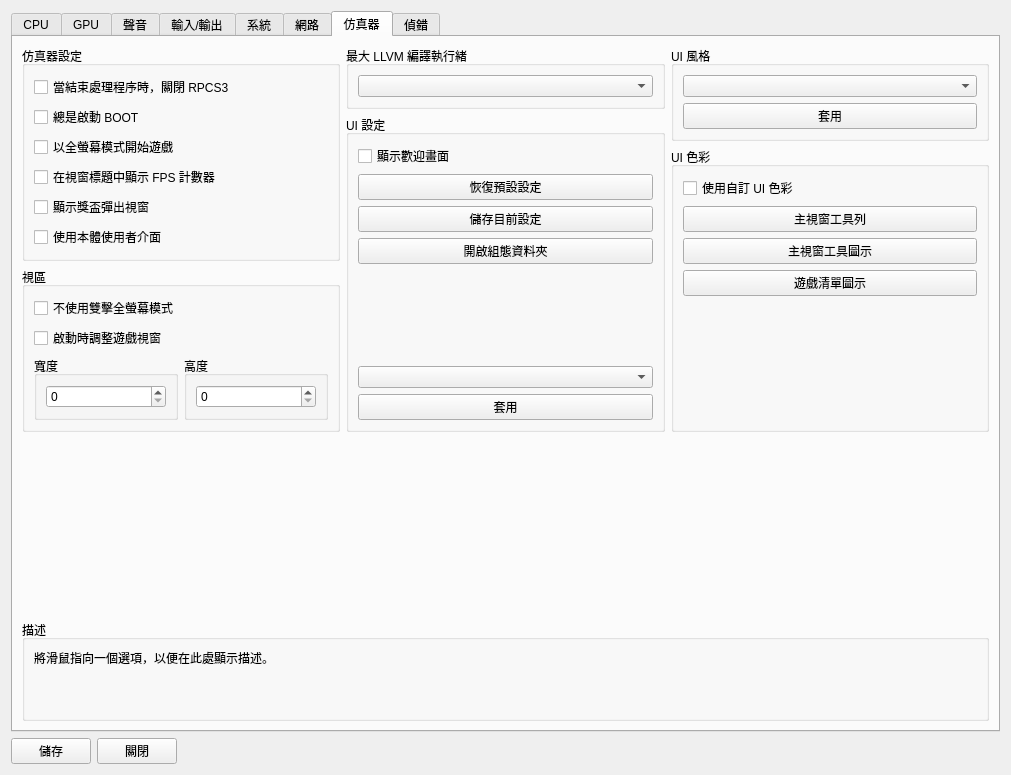
The window that rpcs3/rpcs3qt/settings_dialog.ui (RPCS3/rpcs3) describes before a commit, drawn with Qt 5.
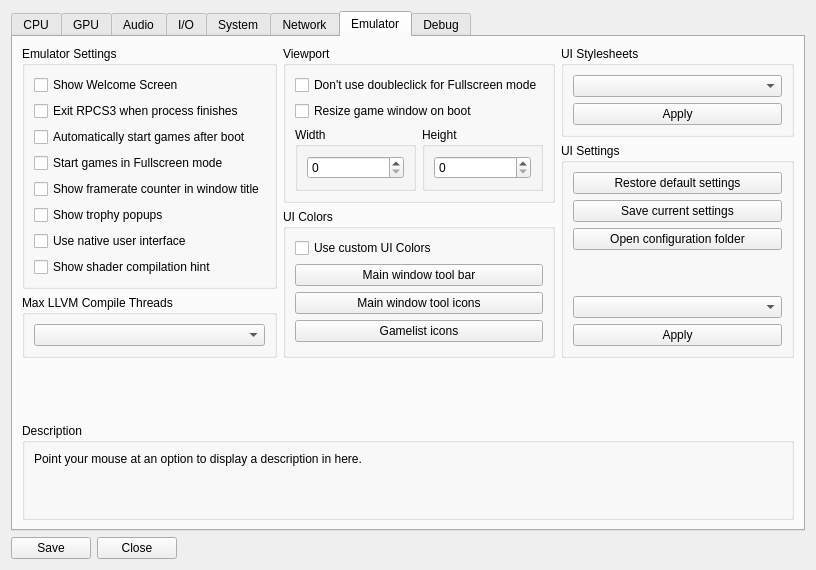
The same window after the commit. The open tabs and pages were chosen to show the change. Icons and pictures are not drawn.

Commit message: 還原原文以便主線合併。

The edit to the form file:
```diff
--- a/rpcs3/rpcs3qt/settings_dialog.ui
+++ b/rpcs3/rpcs3qt/settings_dialog.ui
@@ -6,8 +6,8 @@
    <rect>
     <x>0</x>
     <y>0</y>
-    <width>1011</width>
-    <height>775</height>
+    <width>816</width>
+    <height>570</height>
    </rect>
   </property>
   <property name="sizePolicy">
@@ -737,7 +737,7 @@
      </widget>
      <widget class="QWidget" name="audioTab">
       <attribute name="title">
-       <string>聲音</string>
+       <string>Audio</string>
       </attribute>
       <layout class="QVBoxLayout" name="verticalLayout_26">
        <item>
@@ -860,7 +860,7 @@
      </widget>
      <widget class="QWidget" name="inputTab">
       <attribute name="title">
-       <string>輸入/輸出</string>
+       <string>I/O</string>
       </attribute>
       <layout class="QVBoxLayout" name="verticalLayout_32">
        <item>
@@ -995,7 +995,7 @@
      </widget>
      <widget class="QWidget" name="systemTab">
       <attribute name="title">
-       <string>系統</string>
+       <string>System</string>
       </attribute>
       <layout class="QVBoxLayout" name="verticalLayout_37">
        <item>
@@ -1132,7 +1132,7 @@
      </widget>
      <widget class="QWidget" name="networkTab">
       <attribute name="title">
-       <string>網路</string>
+       <string>Network</string>
       </attribute>
       <layout class="QVBoxLayout" name="verticalLayout_40">
        <item>
@@ -1218,7 +1218,7 @@
      </widget>
      <widget class="QWidget" name="emulatorTab">
       <attribute name="title">
-       <string>仿真器</string>
+       <string>Emulator</string>
       </attribute>
       <layout class="QVBoxLayout" name="verticalLayout_46">
        <item>
@@ -1228,71 +1228,117 @@
            <item>
             <widget class="QGroupBox" name="groupBox_55">
              <property name="title">
-              <string>仿真器設定</string>
+              <string>Emulator Settings</string>
              </property>
              <layout class="QVBoxLayout" name="verticalLayout_41">
+              <item>
+               <widget class="QCheckBox" name="cb_show_welcome">
+                <property name="text">
+                 <string>Show Welcome Screen</string>
+                </property>
+               </widget>
+              </item>
               <item>
                <widget class="QCheckBox" name="exitOnStop">
                 <property name="text">
-                 <string>當結束處理程序時，關閉 RPCS3</string>
+                 <string>Exit RPCS3 when process finishes</string>
                 </property>
                </widget>
               </item>
               <item>
                <widget class="QCheckBox" name="alwaysStart">
                 <property name="text">
-                 <string>總是啟動 BOOT</string>
+                 <string>Automatically start games after boot</string>
                 </property>
                </widget>
               </item>
               <item>
                <widget class="QCheckBox" name="startGameFullscreen">
                 <property name="text">
-                 <string>以全螢幕模式開始遊戲</string>
+                 <string>Start games in Fullscreen mode</string>
                 </property>
                </widget>
               </item>
               <item>
                <widget class="QCheckBox" name="showFPSInTitle">
                 <property name="text">
-                 <string>在視窗標題中顯示 FPS 計數器</string>
+                 <string>Show framerate counter in window title</string>
                 </property>
                </widget>
               </item>
               <item>
                <widget class="QCheckBox" name="showTrophyPopups">
                 <property name="text">
-                 <string>顯示獎盃彈出視窗</string>
+                 <string>Show trophy popups</string>
                 </property>
                </widget>
               </item>
               <item>
                <widget class="QCheckBox" name="useNativeInterface">
                 <property name="text">
-                 <string>使用本體使用者介面</string>
+                 <string>Use native user interface</string>
                 </property>
                </widget>
               </item>
+              <item>
+               <widget class="QCheckBox" name="showShaderCompilationHint">
+                <property name="text">
+                 <string>Show shader compilation hint</string>
+                </property>
+               </widget>
+              </item>
+              <item>
+               <spacer name="verticalSpacer_13">
+                <property name="orientation">
+                 <enum>Qt::Vertical</enum>
+                </property>
+                <property name="sizeType">
+                 <enum>QSizePolicy::MinimumExpanding</enum>
+                </property>
+                <property name="sizeHint" stdset="0">
+                 <size>
+                  <width>0</width>
+                  <height>0</height>
+                 </size>
+                </property>
+               </spacer>
+              </item>
              </layout>
             </widget>
            </item>
+           <item>
+            <widget class="QGroupBox" name="gb_max_llvm">
+             <property name="title">
+              <string>Max LLVM Compile Threads</string>
+             </property>
+             <layout class="QVBoxLayout" name="verticalLayout_63">
+              <item>
+               <widget class="QComboBox" name="maxLLVMThreads"/>
+              </item>
+             </layout>
+            </widget>
+           </item>
+          </layout>
+         </item>
+         <item>
+          <layout class="QVBoxLayout" name="verticalLayout_60">
            <item>
             <widget class="QGroupBox" name="gb_viewport">
              <property name="title">
-              <string>視區</string>
+              <string>Viewport</string>
              </property>
              <layout class="QVBoxLayout" name="verticalLayout_50">
               <item>
                <widget class="QCheckBox" name="gs_disableMouse">
                 <property name="text">
-                 <string>不使用雙擊全螢幕模式</string>
+                 <string>Don't use doubleclick for Fullscreen mode</string>
                 </property>
                </widget>
               </item>
               <item>
                <widget class="QCheckBox" name="gs_resizeOnBoot">
                 <property name="text">
-                 <string>啟動時調整遊戲視窗</string>
+                 <string>Resize game window on boot</string>
                 </property>
                </widget>
               </item>
@@ -1301,7 +1347,7 @@
                 <item>
                  <widget class="QGroupBox" name="groupBox_4">
                   <property name="title">
-                   <string>寬度</string>
+                   <string>Width</string>
                   </property>
                   <layout class="QVBoxLayout" name="verticalLayout_49">
                    <item>
@@ -1332,7 +1378,7 @@
                 <item>
                  <widget class="QGroupBox" name="groupBox_5">
                   <property name="title">
-                   <string>高度</string>
+                   <string>Height</string>
                   </property>
                   <layout class="QVBoxLayout" name="verticalLayout_48">
                    <item>
@@ -1368,18 +1414,78 @@
              </layout>
             </widget>
            </item>
+           <item>
+            <widget class="QGroupBox" name="gb_colors">
+             <property name="title">
+              <string>UI Colors</string>
+             </property>
+             <layout class="QVBoxLayout" name="verticalLayout_13">
+              <item>
+               <widget class="QCheckBox" name="cb_custom_colors">
+                <property name="text">
+                 <string>Use custom UI Colors</string>
+                </property>
+               </widget>
+              </item>
+              <item>
+               <widget class="QPushButton" name="pb_tool_bar_color">
+                <property name="text">
+                 <string>Main window tool bar</string>
+                </property>
+               </widget>
+              </item>
+              <item>
+               <widget class="QPushButton" name="pb_tool_icon_color">
+                <property name="text">
+                 <string>Main window tool icons</string>
+                </property>
+               </widget>
+              </item>
+              <item>
+               <widget class="QPushButton" name="pb_gl_icon_color">
+                <property name="text">
+                 <string>Gamelist icons</string>
+                </property>
+               </widget>
+              </item>
+              <item>
+               <spacer name="verticalSpacer_5">
+                <property name="orientation">
+                 <enum>Qt::Vertical</enum>
+                </property>
+                <property name="sizeType">
+                 <enum>QSizePolicy::MinimumExpanding</enum>
+                </property>
+                <property name="sizeHint" stdset="0">
+                 <size>
+                  <width>0</width>
+                  <height>0</height>
+                 </size>
+                </property>
+               </spacer>
+              </item>
+             </layout>
+            </widget>
+           </item>
           </layout>
          </item>
          <item>
           <layout class="QVBoxLayout" name="verticalLayout_58">
            <item>
-            <widget class="QGroupBox" name="groupBox_2">
+            <widget class="QGroupBox" name="gb_stylesheets">
              <property name="title">
-              <string>最大 LLVM 編譯執行緒</string>
+              <string>UI Stylesheets</string>
              </property>
-             <layout class="QVBoxLayout" name="verticalLayout_63">
+             <layout class="QVBoxLayout" name="verticalLayout_43">
               <item>
-               <widget class="QComboBox" name="maxLLVMThreads"/>
+               <widget class="QComboBox" name="combo_stylesheets"/>
+              </item>
+              <item>
+               <widget class="QPushButton" name="pb_apply_stylesheet">
+                <property name="text">
+                 <string>Apply</string>
+                </property>
+               </widget>
               </item>
              </layout>
             </widget>
@@ -1387,34 +1493,27 @@
            <item>
             <widget class="QGroupBox" name="gb_settings">
              <property name="title">
-              <string>UI 設定</string>
+              <string>UI Settings</string>
              </property>
              <layout class="QVBoxLayout" name="verticalLayout_42">
-              <item>
-               <widget class="QCheckBox" name="cb_show_welcome">
-                <property name="text">
-                 <string>顯示歡迎畫面</string>
-                </property>
-               </widget>
-              </item>
               <item>
                <widget class="QPushButton" name="pb_reset_default">
                 <property name="text">
-                 <string>恢復預設設定</string>
+                 <string>Restore default settings</string>
                 </property>
                </widget>
               </item>
               <item>
                <widget class="QPushButton" name="pb_backup_config">
                 <property name="text">
-                 <string>儲存目前設定</string>
+                 <string>Save current settings</string>
                 </property>
                </widget>
               </item>
               <item>
                <widget class="QPushButton" name="pb_open_folder">
                 <property name="text">
-                 <string>開啟組態資料夾</string>
+                 <string>Open configuration folder</string>
                 </property>
                </widget>
               </item>
@@ -1428,7 +1527,7 @@
                 </property>
                 <property name="sizeHint" stdset="0">
                  <size>
-                  <width>20</width>
+                  <width>0</width>
                   <height>0</height>
                  </size>
                 </property>
@@ -1440,7 +1539,7 @@
               <item>
                <widget class="QPushButton" name="pb_apply_config">
                 <property name="text">
-                 <string>套用</string>
+                 <string>Apply</string>
                 </property>
                </widget>
               </item>
@@ -1449,82 +1548,6 @@
            </item>
           </layout>
          </item>
-         <item>
-          <layout class="QVBoxLayout" name="verticalLayout_60">
-           <item>
-            <widget class="QGroupBox" name="gb_stylesheets">
-             <property name="title">
-              <string>UI 風格</string>
-             </property>
-             <layout class="QVBoxLayout" name="verticalLayout_43">
-              <item>
-               <widget class="QComboBox" name="combo_stylesheets"/>
-              </item>
-              <item>
-               <widget class="QPushButton" name="pb_apply_stylesheet">
-                <property name="text">
-                 <string>套用</string>
-                </property>
-               </widget>
-              </item>
-             </layout>
-            </widget>
-           </item>
-           <item>
-            <widget class="QGroupBox" name="gb_colors">
-             <property name="title">
-              <string>UI 色彩</string>
-             </property>
-             <layout class="QVBoxLayout" name="verticalLayout_13">
-              <item>
-               <widget class="QCheckBox" name="cb_custom_colors">
-                <property name="text">
-                 <string>使用自訂 UI 色彩</string>
-                </property>
-               </widget>
-              </item>
-              <item>
-               <widget class="QPushButton" name="pb_tool_bar_color">
-                <property name="text">
-                 <string>主視窗工具列</string>
-                </property>
-               </widget>
-              </item>
-              <item>
-               <widget class="QPushButton" name="pb_tool_icon_color">
-                <property name="text">
-                 <string>主視窗工具圖示</string>
-                </property>
-               </widget>
-              </item>
-              <item>
-               <widget class="QPushButton" name="pb_gl_icon_color">
-                <property name="text">
-                 <string>遊戲清單圖示</string>
-                </property>
-               </widget>
-              </item>
-              <item>
-               <spacer name="verticalSpacer_5">
-                <property name="orientation">
-                 <enum>Qt::Vertical</enum>
-                </property>
-                <property name="sizeType">
-                 <enum>QSizePolicy::MinimumExpanding</enum>
-                </property>
-                <property name="sizeHint" stdset="0">
-                 <size>
-                  <width>0</width>
-                  <height>0</height>
-                 </size>
-                </property>
-               </spacer>
-              </item>
-             </layout>
-            </widget>
-           </item>
-          </layout>
-         </item>
         </layout>
        </item>
        <item>
@@ -1546,13 +1569,13 @@
        <item>
         <widget class="QGroupBox" name="groupBox_62">
          <property name="title">
-          <string>描述</string>
+          <string>Description</string>
          </property>
          <layout class="QVBoxLayout" name="verticalLayout_45">
           <item>
            <widget class="QLabel" name="description_emulator">
             <property name="text">
-             <string>將滑鼠指向一個選項，以便在此處顯示描述。
+             <string>Point your mouse at an option to display a description in here.
 
 
 </string>
@@ -1575,7 +1598,7 @@
      </widget>
      <widget class="QWidget" name="debugTab">
       <attribute name="title">
-       <string>偵錯</string>
+       <string>Debug</string>
       </attribute>
       <layout class="QVBoxLayout" name="verticalLayout_53">
        <item>
@@ -1779,7 +1802,7 @@
      <item alignment="Qt::AlignLeft">
       <widget class="QPushButton" name="okButton">
        <property name="text">
-        <string>儲存</string>
+        <string>Save</string>
        </property>
        <property name="autoDefault">
         <bool>false</bool>
@@ -1789,7 +1812,7 @@
      <item alignment="Qt::AlignLeft">
       <widget class="QPushButton" name="cancelButton">
        <property name="text">
-        <string>關閉</string>
+        <string>Close</string>
        </property>
        <property name="autoDefault">
         <bool>false</bool>
```
Left out of the diff: 168 changed lines with no effect on the pictures. The commit also changes 95 other files.
